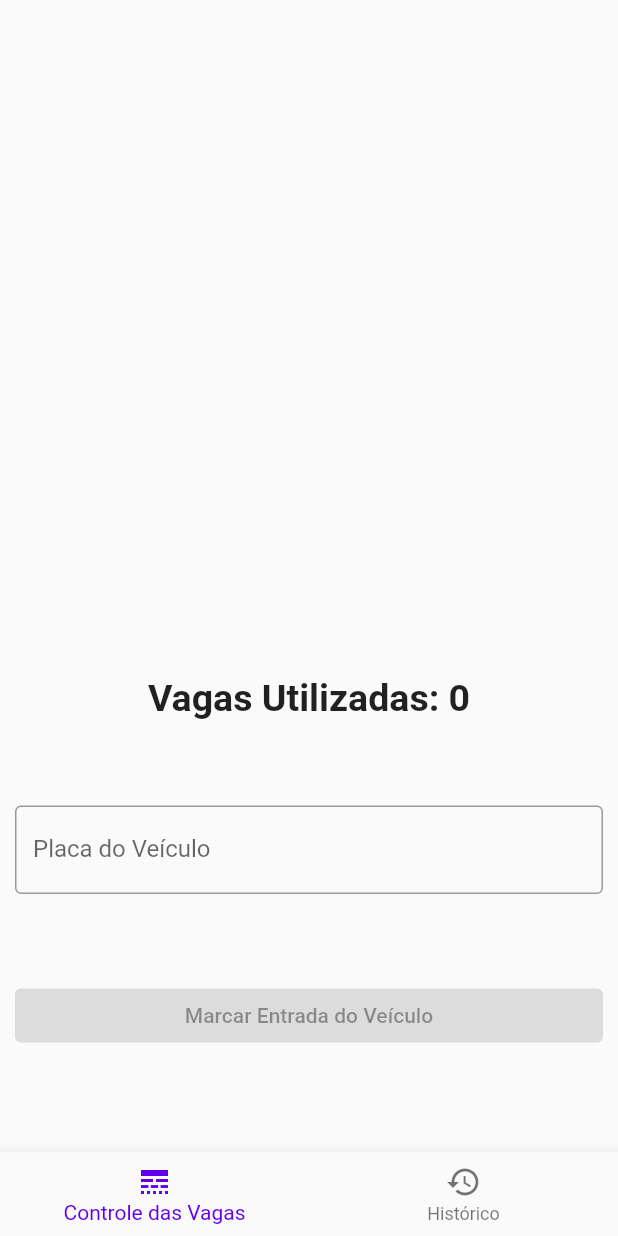
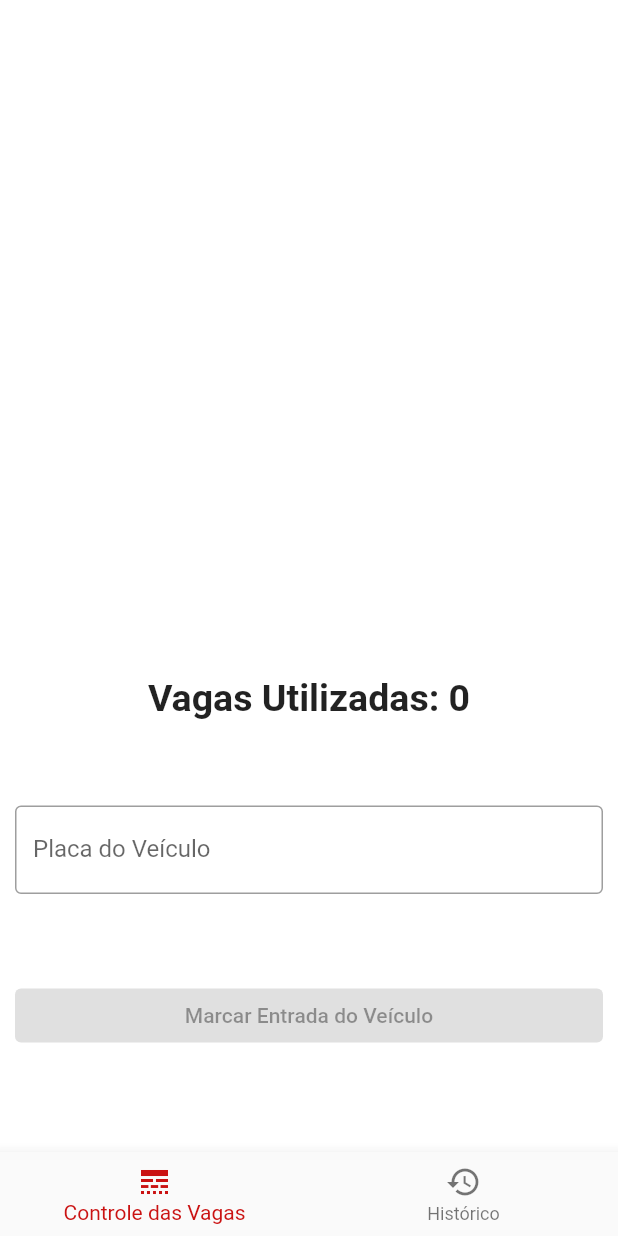
Before and after one commit to mazieri/teste_rarolabs, a Flutter app: the screen it shows after launch, on a phone screen of 412 x 824 dp. Run offline on Flutter 3.47's test engine with Material 2 defaults, Android fonts, the light colour scheme and no system bars; our stand-ins replace flutter_mobx, get_it, mobx, shared_preferences; generated files the repository leaves out were written again.

Commit message:
choose colors + check

```diff
--- a/lib/app/theme.dart
+++ b/lib/app/theme.dart
@@ -11,12 +11,14 @@
       title: "SÓSEI",
       debugShowCheckedModeBanner: false,
       theme: ThemeData(
-        // TODO: definir cores do app
-        // scaffoldBackgroundColor: Colors.white,
+        scaffoldBackgroundColor: const Color.fromARGB(255, 255, 255, 255),
+        floatingActionButtonTheme: const FloatingActionButtonThemeData(
+          foregroundColor: Color.fromARGB(255, 255, 255, 255),
+        ),
         colorScheme: const ColorScheme.light(
-          // primary: Colors.yellow,
+          primary: Color.fromARGB(255, 202, 18, 18),
           // primaryVariant: primaryVariant,
-          // secondary: Colors.white,
+          secondary: Color.fromARGB(255, 202, 18, 18),
           // secondaryVariant: secondaryVariant,
           // surface: Colors.black,
           // background: Colors.black,
@@ -30,9 +32,23 @@
         ),
       ),
       darkTheme: ThemeData(
-        // scaffoldBackgroundColor: Colors.black,
+        scaffoldBackgroundColor: const Color.fromARGB(0, 0, 0, 0),
         colorScheme: const ColorScheme.dark(
-          // primary: Colors.white,
+          primary:
+              Color.fromARGB(255, 226, 189, 26), //destaques, botão, contorno
+          // primaryContainer: Color.fromARGB(255, 226, 189, 26),
+          secondary: Color.fromARGB(
+              255, 226, 189, 26), //texto de seleção, floating action button
+          // secondaryContainer: secondaryVariant,
+          // surface: Colors.white,
+          // background: Colors.white,
+          // error: error,
+          // onPrimary: onPrimary,
+          // onSecondary: onSecondary,
+          // onSurface: onSurface,
+          // onBackground: onBackground,
+          // onError: onError,
+
           brightness: Brightness.dark,
         ),
       ),
```
Also changed, not shown: 1 other file.
